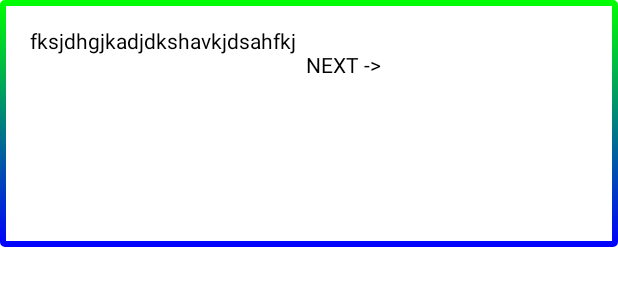
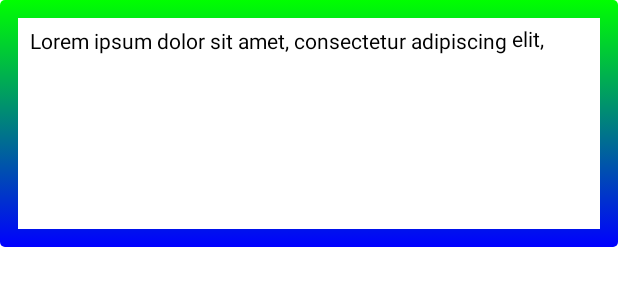
Before and after one commit to Dmedina88/davidmedina.game, an Android app built with Jetpack Compose: the @Preview function BlueOgerOpening, on a phone screen of 412 x 824 dp. Shown: the top 300 px of the screen. Run offline under Robolectric (Android 15) with nearby library versions, the phone set to English and light mode, and no system bars.

Commit message:
text box changes

```diff
--- a/app/src/main/java/davidmedina/game/app/ui/composables/TDMTextBox.kt
+++ b/app/src/main/java/davidmedina/game/app/ui/composables/TDMTextBox.kt
@@ -2,7 +2,10 @@ package davidmedina.game.app.ui.composables
 
 import androidx.compose.animation.*
 import androidx.compose.foundation.border
+import androidx.compose.foundation.gestures.Orientation
+import androidx.compose.foundation.gestures.scrollable
 import androidx.compose.foundation.layout.*
+import androidx.compose.foundation.rememberScrollState
 import androidx.compose.foundation.shape.RoundedCornerShape
 import androidx.compose.material3.MaterialTheme
 import androidx.compose.material3.Text
@@ -35,19 +38,23 @@ fun TDMTextBox(text: String ) {
             nextText[index] = s
         }
     }
+    val scrollState = rememberScrollState()
+
     Row(
         modifier = Modifier
             .fillMaxHeight(.2f)
             .fillMaxWidth()
             .border(
-                width = 4.dp,
+                width = 12.dp,
                 brush = Brush.verticalGradient(colors = listOf(Color.Green, Color.Blue)),
                 shape = RoundedCornerShape(percent = 2)
             )
             // To make the ripple round
-            .clip(shape = RoundedCornerShape(percent = 5))
+            .clip(shape = RoundedCornerShape(percent = 12))
             .padding(20.dp)
+            .scrollable(scrollState,Orientation.Vertical)
     ) {
+
 
         nextText.forEachIndexed { index, text ->
 
--- a/app/src/main/java/davidmedina/game/app/ui/screens/storygame/BlueOgerOpening.kt
+++ b/app/src/main/java/davidmedina/game/app/ui/screens/storygame/BlueOgerOpening.kt
@@ -3,6 +3,7 @@ package davidmedina.game.app.ui.screens.storygame
 import androidx.compose.runtime.Composable
 import androidx.compose.ui.tooling.preview.Preview
 import davidmedina.game.app.ui.composables.TDMTextBox
+import davidmedina.game.app.util.longString
 
 
 @Composable
@@ -15,5 +16,5 @@ fun BlueOgerOpening() {
 
     //anaiamtion
 
-    TDMTextBox("fksjdhgjkadjdkshavkjdsahfkj")
+    TDMTextBox(longString)
 }
--- /dev/null
+++ b/app/src/main/java/davidmedina/game/app/util/MOCK.kt
@@ -0,0 +1,4 @@
+package davidmedina.game.app.util
+
+val longString =
+    "Lorem ipsum dolor sit amet, consectetur adipiscing elit, sed do eiusmod tempor incididunt ut labore et dolore magna aliqua. Ut enim ad minim veniam, quis nostrud exercitation ullamco laboris nisi ut aliquip ex ea commodo consequat. Duis aute irure dolor in reprehenderit in voluptate velit esse cillum dolore eu fugiat nulla pariatur. Excepteur sint occaecat cupidatat non proident, sunt in culpa qui officia deserunt mollit anim id est laborum."
```
